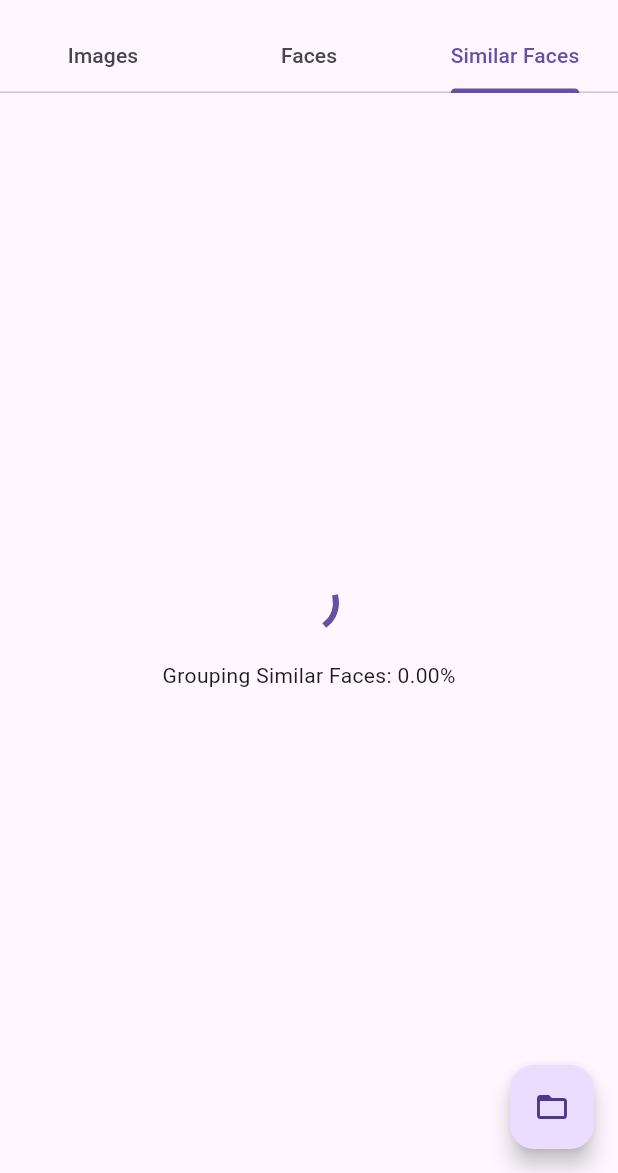
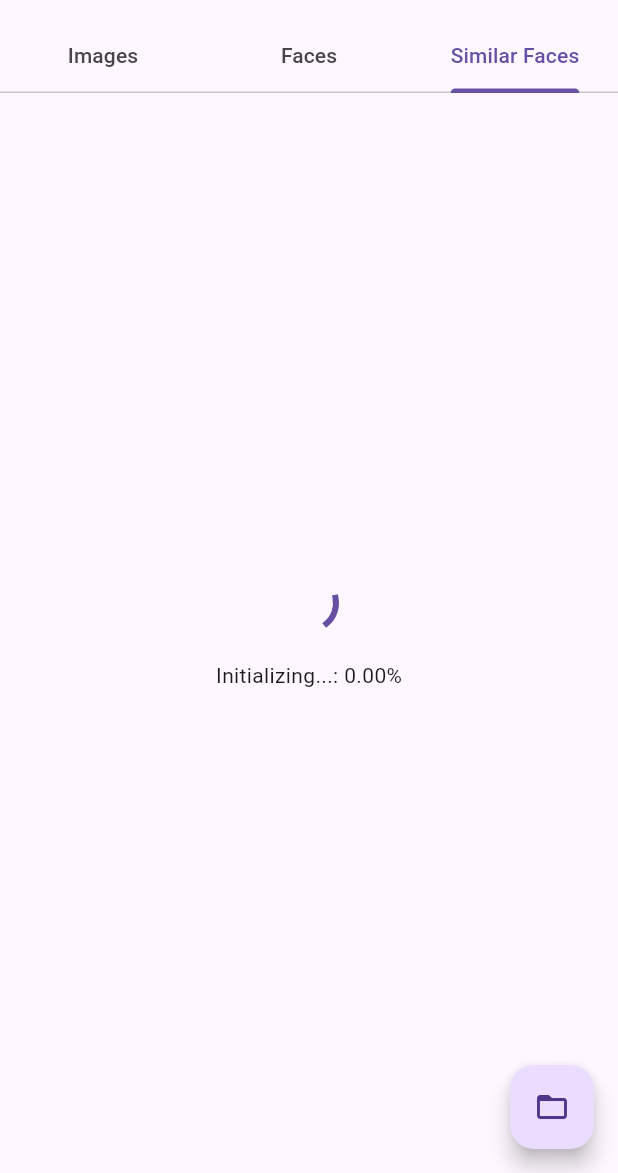
Before and after one commit to abdelaziz-mahdy/face_grouping, a Flutter app: the screen it shows after launch, tab 3 chosen, on a phone screen of 412 x 824 dp, the part 63-1236 px from its top. Run offline on Flutter 3.47's test engine with Material 3 defaults, Android fonts, the phone set to English and light mode, and no system bars; our stand-ins replace file_picker; missing offline and left inert: opencv_dart.

Commit message:
updated progress

```diff
--- a/lib/similar_faces_tab.dart
+++ b/lib/similar_faces_tab.dart
@@ -16,6 +16,7 @@ class SimilarFacesTab extends StatefulWidget {
 class _SimilarFacesTabState extends State<SimilarFacesTab> {
   bool _isProcessing = false;
   double _progress = 0.0;
+  String _stage = "Starting...";
   List<List<Uint8List>> _faceGroups = [];
 
   @override
@@ -28,13 +29,15 @@ class _SimilarFacesTabState extends State<SimilarFacesTab> {
     setState(() {
       _isProcessing = true;
       _progress = 0.0;
+      _stage = "Initializing...";
     });
 
     FaceRecognitionService.instance.groupSimilarFaces(
       widget.images,
-      (progress) {
+      (progress, stage) {
         setState(() {
           _progress = progress;
+          _stage = stage;
         });
       },
       (faceGroups) {
@@ -55,8 +58,7 @@ class _SimilarFacesTabState extends State<SimilarFacesTab> {
               children: [
                 const CircularProgressIndicator(),
                 const SizedBox(height: 20),
-                Text(
-                    'Grouping Similar Faces: ${(_progress * 100).toStringAsFixed(2)}%'),
+                Text('$_stage: ${(_progress * 100).toStringAsFixed(2)}%'),
               ],
             )
           : _faceGroups.isEmpty
```
Also changed, not shown: lib/face_recognition_service.dart (+16 -11 lines).
